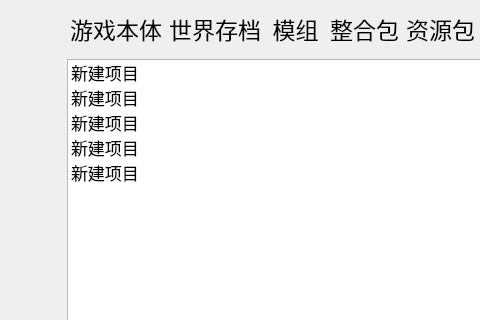
This is UI/MainWindow/MainWindow.ui in SkyWorldStudio/Minecraft-Optimal-Starter_3 as Qt 5 draws it before an edit; both pictures show x 0 to 480 and y 0 to 320 of the 1168 by 612 pixel window. The edited form follows.
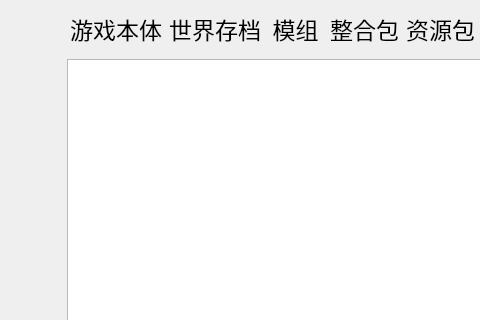
This is the edited form. The open tabs and pages were chosen to show the change. Icons and pictures are not drawn. Custom widgets are drawn as their Qt base class.

Commit message: 📝 :安装游戏自定义页面UI&UI交互 75%    ｜-----请求并显示在UI上100% 🛠 :修复返回系统的Bug 📝 :下载页面UI 30% 📝 :删除游戏 80%    ｜-----游戏文件夹列表100%    ｜-----游戏文件夹列表优化100%    ｜-----缓存上次在游戏列表中选择的游戏文件夹100%    ｜-----游戏列表70%       ｜-----游戏检测100%       ｜-----自定义控件 100%       ｜-----游戏种类检测 📝 :游戏管理页面UI 70% 📝 :游戏管理页面UI交互 20% 📝 :游戏管理页面UI 70%

```diff
--- a/UI/MainWindow/MainWindow.ui
+++ b/UI/MainWindow/MainWindow.ui
@@ -2243,31 +2243,6 @@
                            <height>40</height>
                           </size>
                          </property>
-                         <item>
-                          <property name="text">
-                           <string>新建项目</string>
-                          </property>
-                         </item>
-                         <item>
-                          <property name="text">
-                           <string>新建项目</string>
-                          </property>
-                         </item>
-                         <item>
-                          <property name="text">
-                           <string>新建项目</string>
-                          </property>
-                         </item>
-                         <item>
-                          <property name="text">
-                           <string>新建项目</string>
-                          </property>
-                         </item>
-                         <item>
-                          <property name="text">
-                           <string>新建项目</string>
-                          </property>
-                         </item>
                         </widget>
                        </item>
                       </layout>
```
Left out of the diff: 53 changed lines with no effect on the pictures. The commit also changes 2 other files.
